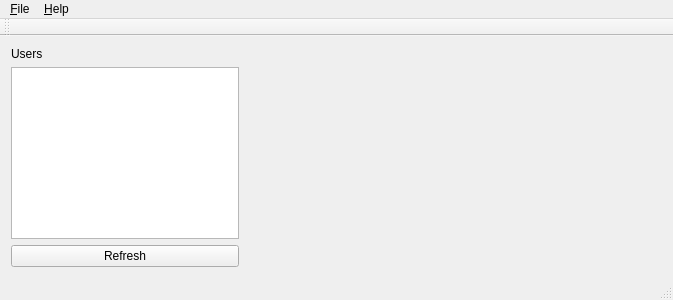
Above: src/mainwindow.ui from zuzuf/qtchat before the change. Below: the same form after it.
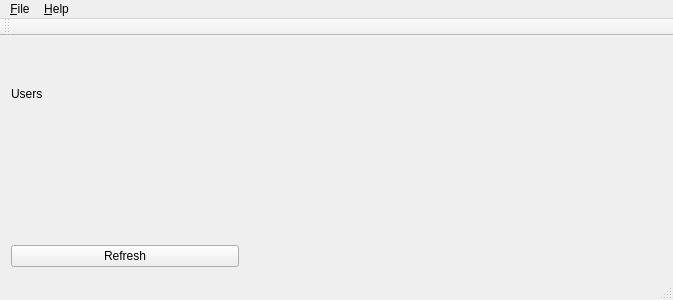
That is the form after the change. Icons and pictures are not drawn.

Commit message: * improved history layout in ChatRoom * new UserList used in MainWindow * messaging protocol updated to support file transfer * file transfer dialogs updated

```diff
--- a/src/mainwindow.ui
+++ b/src/mainwindow.ui
@@ -29,7 +29,17 @@
      </widget>
     </item>
     <item>
-     <widget class="QListWidget" name="lwUsers"/>
+     <widget class="QFrame" name="frmUsers">
+      <property name="frameShape">
+       <enum>QFrame::NoFrame</enum>
+      </property>
+      <property name="frameShadow">
+       <enum>QFrame::Plain</enum>
+      </property>
+      <property name="lineWidth">
+       <number>0</number>
+      </property>
+     </widget>
     </item>
     <item>
      <widget class="QPushButton" name="pbRefresh">
```
The commit also changes 14 other files.
